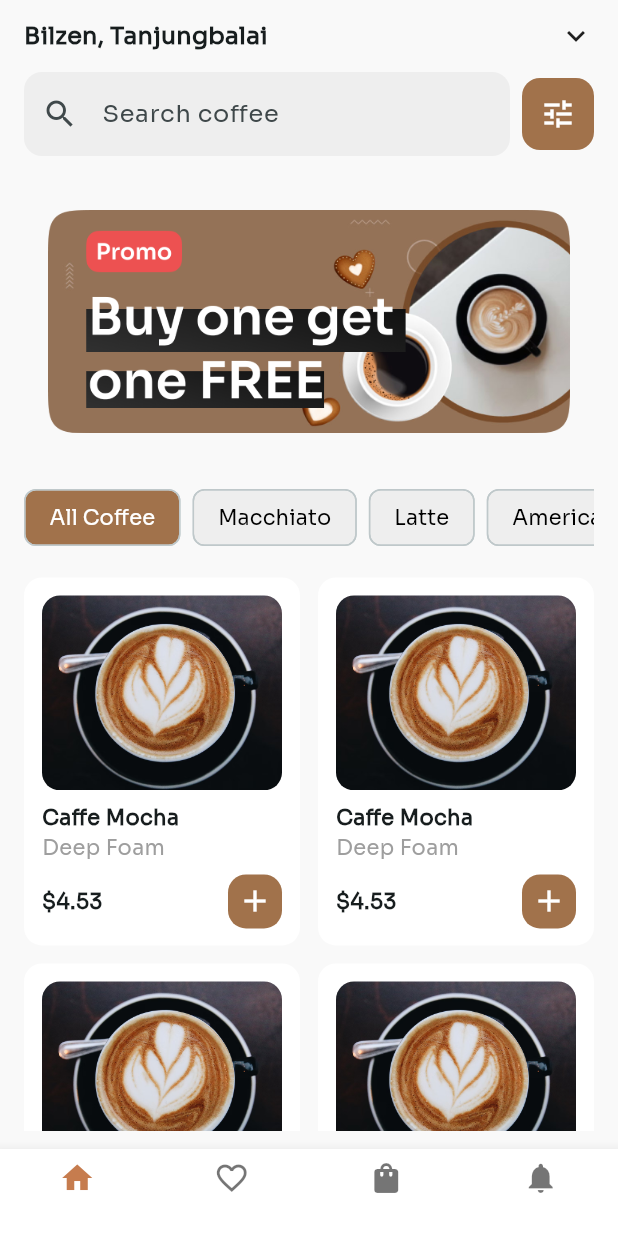
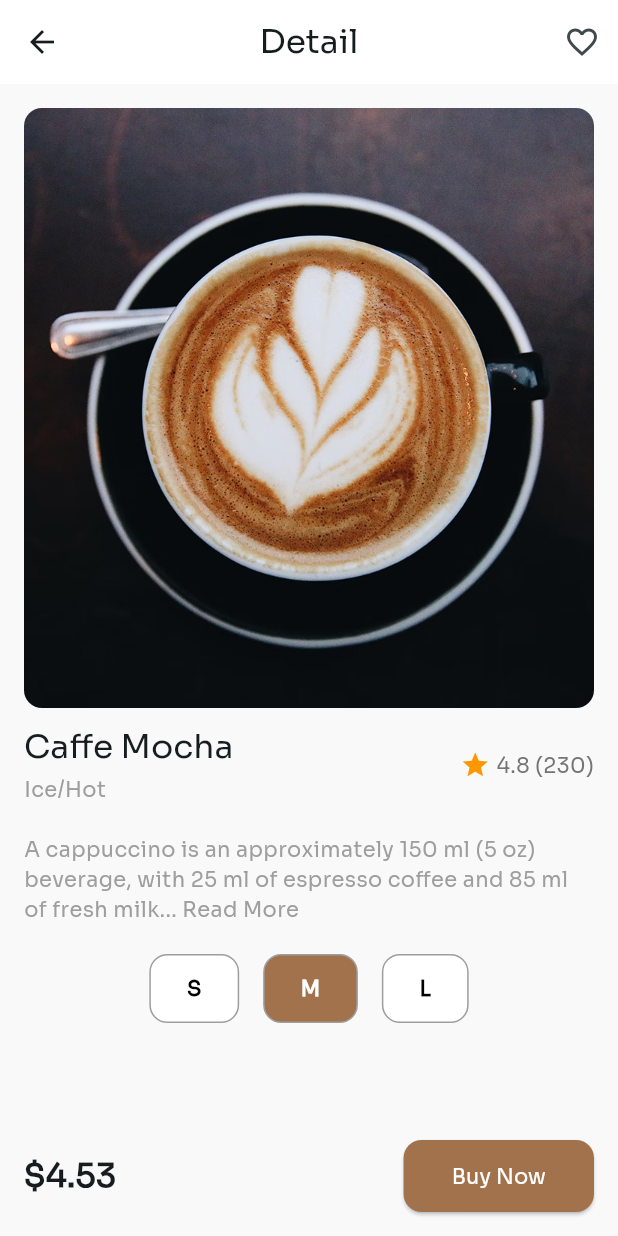
Before and after one commit to prajapatiomkar/mocco, a Flutter app: the HomeScreen screen opened by its route, after a tap on "Caffe Mocha", on a phone screen of 412 x 824 dp. Run offline on Flutter 3.47's test engine with Material 3 defaults, Android fonts, the phone set to English and light mode, and no system bars; our stand-ins replace go_router.

Commit message:
added the detail page.

```diff
--- a/lib/app/routes/app_router.dart
+++ b/lib/app/routes/app_router.dart
@@ -1,5 +1,6 @@
 import 'package:go_router/go_router.dart';
 import 'package:mocco/features/home/view/home_screen.dart';
+import '../../features/detail/view/detail_screen.dart';
 import '../../features/splash/view/splash_screen.dart';
 
 final GoRouter router = GoRouter(
@@ -12,5 +13,10 @@ final GoRouter router = GoRouter(
       path: '/home',
       builder: (context, state) => const HomeScreen(),
     ),
+    GoRoute(
+      path: '/detail',
+      builder: (context, state) => const DetailScreen(),
+    ),
+
   ],
 );
--- /dev/null
+++ b/lib/data/models/coffee_model.dart
@@ -0,0 +1,17 @@
+class CoffeeModel {
+  final String name;
+  final String type;
+  final String image;
+  final double price;
+  final double rating;
+  final int reviews;
+
+  CoffeeModel({
+    required this.name,
+    required this.type,
+    required this.image,
+    required this.price,
+    required this.rating,
+    required this.reviews,
+  });
+}
--- /dev/null
+++ b/lib/features/detail/view/detail_screen.dart
@@ -0,0 +1,130 @@
+import 'package:flutter/material.dart';
+import 'package:mocco/features/detail/widgets/size_selector.dart';
+
+class DetailScreen extends StatefulWidget {
+  const DetailScreen({super.key});
+
+  @override
+  State<DetailScreen> createState() => _DetailScreenState();
+}
+
+class _DetailScreenState extends State<DetailScreen> {
+  String selectedSize = 'M';
+
+  @override
+  Widget build(BuildContext context) {
+    return Scaffold(
+
+      appBar: AppBar(
+
+        title: const Text('Detail'),
+        backgroundColor: Colors.white,
+        centerTitle: true,
+        actions: [
+          IconButton(onPressed: () {}, icon: const Icon(Icons.favorite_border)),
+        ],
+      ),
+      body: Padding(
+        padding: const EdgeInsets.all(16),
+        child: Column(
+          children: [
+            // Coffee Image
+            ClipRRect(
+              borderRadius: BorderRadius.circular(12),
+              child: Image.asset(
+                'assets/images/coffee_1.png',
+                width: double.infinity,
+                height: 400,
+                fit: BoxFit.cover,
+              ),
+            ),
+
+            const SizedBox(height: 12),
+
+            // Coffee Info
+            Row(
+              mainAxisAlignment: MainAxisAlignment.spaceBetween,
+              children: [
+                Column(
+                  crossAxisAlignment: CrossAxisAlignment.start,
+                  children: [
+                    Text(
+                      'Caffe Mocha',
+                      style: Theme.of(context).textTheme.titleLarge,
+                    ),
+                    const SizedBox(height: 4),
+                    Text('Ice/Hot', style: TextStyle(color: Colors.grey)),
+                  ],
+                ),
+                Row(
+                  children: [
+                    const Icon(Icons.star, color: Colors.orange, size: 20),
+                    const SizedBox(width: 4),
+                    Text(
+                      '4.8 (230)',
+                      style: TextStyle(color: Colors.grey[600]),
+                    ),
+                  ],
+                ),
+              ],
+            ),
+
+            const SizedBox(height: 20),
+
+            // Description
+            const Text(
+              'A cappuccino is an approximately 150 ml (5 oz) beverage, with 25 ml of espresso coffee and 85 ml of fresh milk... Read More',
+              style: TextStyle(color: Colors.grey),
+            ),
+
+            const SizedBox(height: 20),
+
+            // Size Selector
+            SizeSelector(
+              selectedSize: selectedSize,
+              onSizeSelected: (size) {
+                setState(() {
+                  selectedSize = size;
+                });
+              },
+            ),
+
+            const Spacer(),
+
+            // Price and Buy Now
+            Row(
+              mainAxisAlignment: MainAxisAlignment.spaceBetween,
+              children: [
+                Text(
+                  '\$4.53',
+                  style: Theme.of(
+                    context,
+                  ).textTheme.titleLarge?.copyWith(fontWeight: FontWeight.bold),
+                ),
+                ElevatedButton(
+                  onPressed: () {
+                    Navigator.pushNamed(context, '/order'); // or use go_router
+                  },
+                  style: ElevatedButton.styleFrom(
+                    backgroundColor: Color(0xFFA1724B),
+                    padding: const EdgeInsets.symmetric(
+                      horizontal: 32,
+                      vertical: 14,
+                    ),
+                    shape: RoundedRectangleBorder(
+                      borderRadius: BorderRadius.circular(12),
+                    ),
+                  ),
+                  child: const Text(
+                    'Buy Now',
+                    style: TextStyle(color: Colors.white),
+                  ),
+                ),
+              ],
+            ),
+          ],
+        ),
+      ),
+    );
+  }
+}
--- /dev/null
+++ b/lib/features/detail/widgets/size_selector.dart
@@ -0,0 +1,43 @@
+import 'package:flutter/material.dart';
+
+class SizeSelector extends StatelessWidget {
+  final String selectedSize;
+  final Function(String) onSizeSelected;
+
+  const SizeSelector({
+    super.key,
+    required this.selectedSize,
+    required this.onSizeSelected,
+  });
+
+  @override
+  Widget build(BuildContext context) {
+    final sizes = ['S', 'M', 'L'];
+
+    return Row(
+      mainAxisAlignment: MainAxisAlignment.center,
+      children: sizes.map((size) {
+        final isSelected = size == selectedSize;
+        return GestureDetector(
+          onTap: () => onSizeSelected(size),
+          child: Container(
+            margin: const EdgeInsets.symmetric(horizontal: 8),
+            padding: const EdgeInsets.symmetric(horizontal: 24, vertical: 12),
+            decoration: BoxDecoration(
+              color: isSelected ? Color(0xFFA1724B) : Colors.white,
+              border: Border.all(color: Colors.grey),
+              borderRadius: BorderRadius.circular(12),
+            ),
+            child: Text(
+              size,
+              style: TextStyle(
+                color: isSelected ? Colors.white : Colors.black,
+                fontWeight: FontWeight.bold,
+              ),
+            ),
+          ),
+        );
+      }).toList(),
+    );
+  }
+}
--- a/lib/features/home/view/coffee_card.dart
+++ b/lib/features/home/view/coffee_card.dart
@@ -1,4 +1,5 @@
 import 'package:flutter/material.dart';
+import 'package:go_router/go_router.dart';
 
 class CoffeeCard extends StatelessWidget {
   const CoffeeCard({super.key});
@@ -7,7 +8,7 @@ class CoffeeCard extends StatelessWidget {
   Widget build(BuildContext context) {
     return GestureDetector(
       onTap: () {
-        Navigator.pushNamed(context, '/detail'); // or use go_router
+        context.push("/detail");
       },
       child: Container(
         padding: const EdgeInsets.all(12),
--- a/lib/features/home/view/home_screen.dart
+++ b/lib/features/home/view/home_screen.dart
@@ -1,4 +1,5 @@
 import 'package:flutter/material.dart';
+import 'package:go_router/go_router.dart';
 import 'package:mocco/features/home/view/coffee_card.dart';
 
 import '../widget/promo_banner.dart';
@@ -14,8 +15,8 @@ class HomeScreen extends StatelessWidget {
         backgroundColor: Colors.white,
         type: BottomNavigationBarType.fixed,
         currentIndex: 0,
+        iconSize: 32,
         onTap: (index) {
-          // handle navigation
         },
         fixedColor: Color(0xFFC67C4E),
         items: const [
--- a/lib/features/splash/view/splash_screen.dart
+++ b/lib/features/splash/view/splash_screen.dart
@@ -45,7 +45,7 @@ class SplashScreen extends StatelessWidget {
                     width: double.infinity,
                     child: ElevatedButton(
                       onPressed: () {
-                        context.go("/home");
+                        context.push("/home");
                       },
                       style: ElevatedButton.styleFrom(
                         backgroundColor: Color(0xFFA1724B),
--- a/lib/main.dart
+++ b/lib/main.dart
@@ -11,8 +11,6 @@ class MyApp extends StatelessWidget {
   @override
   Widget build(BuildContext context) {
     return MaterialApp.router(
-
-
       routerConfig: router,
       debugShowCheckedModeBanner: false,
       theme: ThemeData(
```
